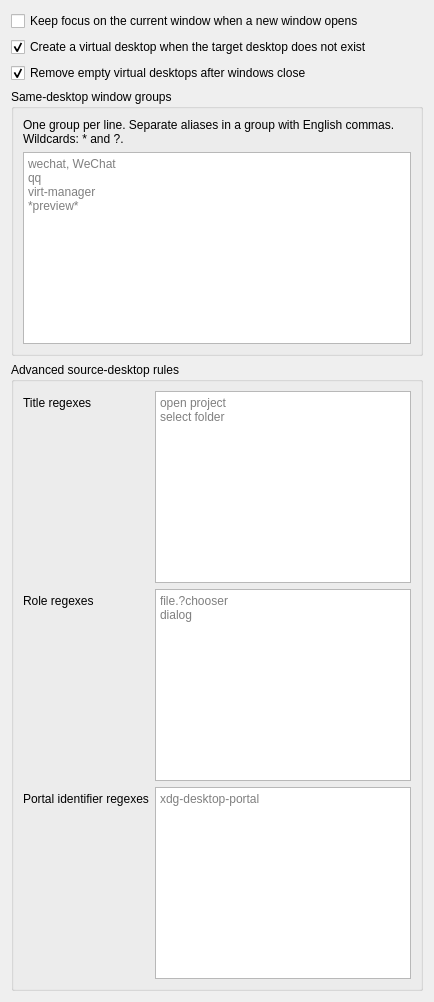
Above: contents/ui/config.ui from pai535Huang/Kwindow-spread before the change. Below: the same form after it.
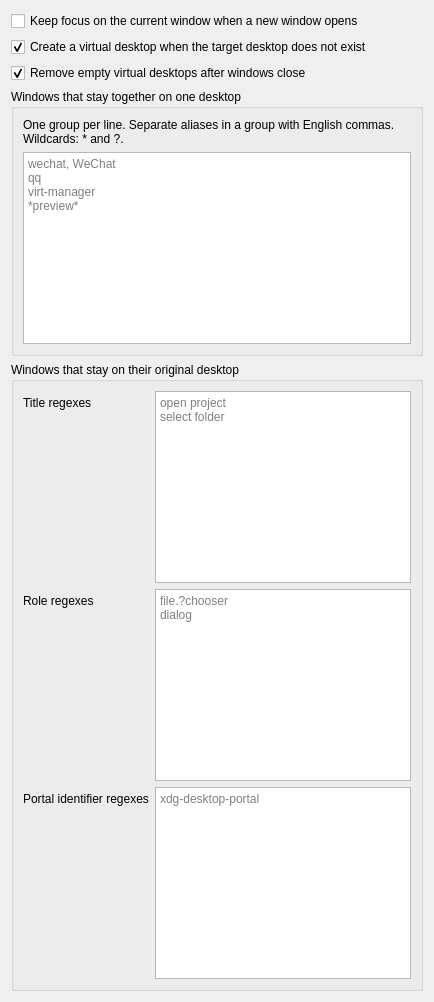
That is the form after the change.

Commit message: Reload config on window events and clarify settings titles

```diff
--- a/contents/ui/config.ui
+++ b/contents/ui/config.ui
@@ -36,7 +36,7 @@
     <item>
      <widget class="QGroupBox" name="sameDesktopGroupsBox">
      <property name="title">
-      <string>Same-desktop window groups</string>
+       <string>Windows that stay together on one desktop</string>
      </property>
      <layout class="QVBoxLayout" name="sameDesktopGroupsLayout">
       <item>
@@ -68,7 +68,7 @@
    <item>
     <widget class="QGroupBox" name="advancedRulesBox">
      <property name="title">
-      <string>Advanced source-desktop rules</string>
+       <string>Windows that stay on their original desktop</string>
      </property>
      <layout class="QFormLayout" name="advancedRulesLayout">
       <item row="0" column="0">
```
The commit also changes 1 other file.
